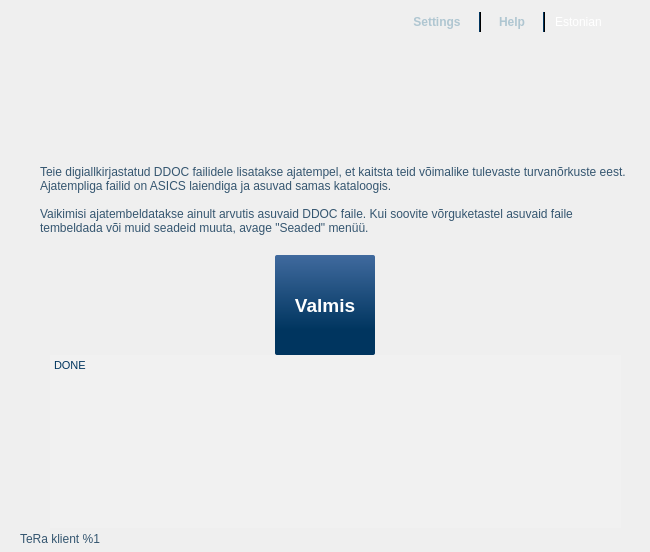
Qt form poc/MainWindow.ui (open-eid/TeRa) before a commit.
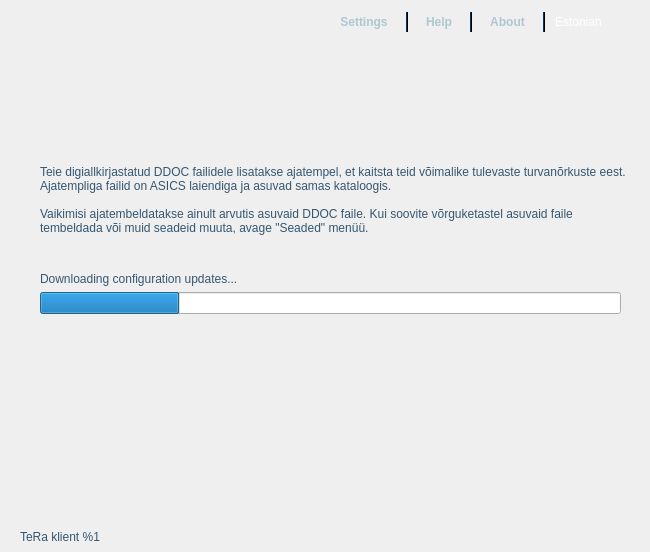
The same form after that commit. Icons and pictures are not drawn. Custom widgets are drawn as their Qt base class.

```diff
--- a/poc/MainWindow.ui
+++ b/poc/MainWindow.ui
@@ -298,6 +298,29 @@
           </property>
          </widget>
         </item>
+        <item>
+         <widget class="QPushButton" name="about">
+          <property name="text">
+           <string>About</string>
+          </property>
+         </widget>
+        </item>
+        <item>
+         <widget class="Line" name="headerLine2">
+          <property name="maximumSize">
+           <size>
+            <width>2</width>
+            <height>20</height>
+           </size>
+          </property>
+          <property name="frameShadow">
+           <enum>QFrame::Plain</enum>
+          </property>
+          <property name="orientation">
+           <enum>Qt::Vertical</enum>
+          </property>
+         </widget>
+        </item>
         <item>
          <widget class="ComboBox" name="languages">
           <property name="minimumSize">
@@ -382,6 +405,70 @@
        </layout>
       </item>
       <item>
+       <widget class="QStackedWidget" name="introStackedWidget">
+        <property name="sizePolicy">
+         <sizepolicy hsizetype="Fixed" vsizetype="Fixed">
+          <horstretch>0</horstretch>
+          <verstretch>0</verstretch>
+         </sizepolicy>
+        </property>
+        <property name="minimumSize">
+         <size>
+          <width>630</width>
+          <height>364</height>
+         </size>
+        </property>
+        <property name="maximumSize">
+         <size>
+          <width>630</width>
+          <height>364</height>
+         </size>
+        </property>
+        <property name="baseSize">
+         <size>
+          <width>630</width>
+          <height>364</height>
+         </size>
+        </property>
+        <property name="currentIndex">
+         <number>0</number>
+        </property>
+        <widget class="QWidget" name="page_timestamping">
+         <layout class="QVBoxLayout" name="verticalLayout_3">
+          <property name="spacing">
+           <number>0</number>
+          </property>
+          <property name="leftMargin">
+           <number>0</number>
+          </property>
+          <property name="topMargin">
+           <number>0</number>
+          </property>
+          <property name="rightMargin">
+           <number>0</number>
+          </property>
+          <property name="bottomMargin">
+           <number>0</number>
+          </property>
+          <item>
+           <widget class="QWidget" name="widget_2" native="true">
+            <layout class="QVBoxLayout" name="verticalLayout">
+             <property name="spacing">
+              <number>0</number>
+             </property>
+             <property name="leftMargin">
+              <number>0</number>
+             </property>
+             <property name="topMargin">
+              <number>0</number>
+             </property>
+             <property name="rightMargin">
+              <number>0</number>
+             </property>
+             <property name="bottomMargin">
+              <number>0</number>
+             </property>
+             <item>
        <widget class="QWidget" name="widget_3" native="true">
         <layout class="QGridLayout" name="gridLayout">
          <property name="leftMargin">
@@ -471,7 +558,7 @@
             </size>
            </property>
            <property name="currentIndex">
-            <number>0</number>
+                   <number>2</number>
            </property>
            <widget class="QWidget" name="page_start">
             <layout class="QGridLayout" name="gridLayout_3">
@@ -1786,9 +1873,115 @@
              </item>
             </layout>
            </widget>
-          </widget>
-         </item>
-        </layout>
+                  <widget class="QWidget" name="page_dnld_conf">
+                   <layout class="QGridLayout" name="gridLayout_5">
+                    <property name="leftMargin">
+                     <number>20</number>
+                    </property>
+                    <item row="1" column="0">
+                     <widget class="QLabel" name="label_3">
+                      <property name="text">
+                       <string>Downloading configuration updates...</string>
+                      </property>
+                     </widget>
+                    </item>
+                    <item row="3" column="0">
+                     <spacer name="verticalSpacer_3">
+                      <property name="orientation">
+                       <enum>Qt::Vertical</enum>
+                      </property>
+                      <property name="sizeHint" stdset="0">
+                       <size>
+                        <width>20</width>
+                        <height>40</height>
+                       </size>
+                      </property>
+                     </spacer>
+                    </item>
+                    <item row="0" column="0">
+                     <spacer name="verticalSpacer_2">
+                      <property name="orientation">
+                       <enum>Qt::Vertical</enum>
+                      </property>
+                      <property name="sizeType">
+                       <enum>QSizePolicy::Fixed</enum>
+                      </property>
+                      <property name="sizeHint" stdset="0">
+                       <size>
+                        <width>20</width>
+                        <height>10</height>
+                       </size>
+                      </property>
+                     </spacer>
+                    </item>
+                    <item row="2" column="0">
+                     <widget class="QProgressBar" name="progressBarDnldConf">
+                      <property name="value">
+                       <number>24</number>
+                      </property>
+                      <property name="textVisible">
+                       <bool>false</bool>
+                      </property>
+                     </widget>
+                    </item>
+                   </layout>
+                  </widget>
+                 </widget>
+                </item>
+               </layout>
+              </widget>
+             </item>
+            </layout>
+           </widget>
+          </item>
+         </layout>
+        </widget>
+        <widget class="QWidget" name="page_intro">
+         <layout class="QVBoxLayout" name="verticalLayout_4">
+          <property name="leftMargin">
+           <number>0</number>
+          </property>
+          <property name="rightMargin">
+           <number>20</number>
+          </property>
+          <property name="bottomMargin">
+           <number>0</number>
+          </property>
+          <item>
+           <widget class="QLabel" name="label">
+            <property name="sizePolicy">
+             <sizepolicy hsizetype="Preferred" vsizetype="Preferred">
+              <horstretch>0</horstretch>
+              <verstretch>1</verstretch>
+             </sizepolicy>
+            </property>
+            <property name="text">
+             <string>TextLabel</string>
+            </property>
+            <property name="alignment">
+             <set>Qt::AlignLeading|Qt::AlignLeft|Qt::AlignTop</set>
+            </property>
+            <property name="wordWrap">
+             <bool>true</bool>
+            </property>
+           </widget>
+          </item>
+          <item>
+           <widget class="QCheckBox" name="introSkipCheckBox">
+            <property name="text">
+             <string>Skip this intro</string>
+            </property>
+           </widget>
+          </item>
+          <item>
+           <widget class="QDialogButtonBox" name="introButtonBox">
+            <property name="standardButtons">
+             <set>QDialogButtonBox::Ok</set>
+            </property>
+           </widget>
+          </item>
+         </layout>
+        </widget>
        </widget>
       </item>
       <item>
```
Left out of the diff: 16 changed lines with no effect on the pictures. Lines whose indentation alone changed are shown as unchanged.
